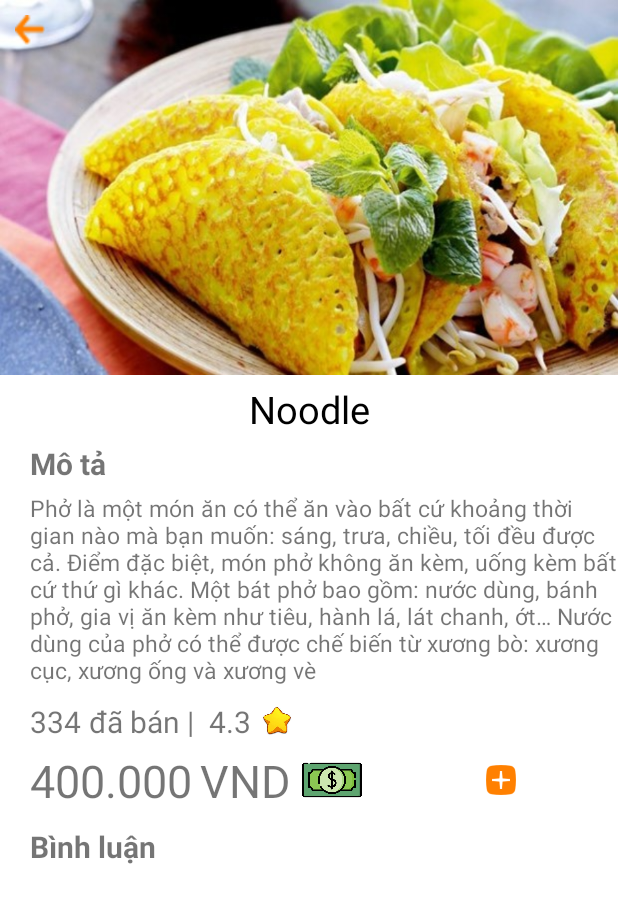
After one commit to nokiddig/AndroidJava_TastyFood, an Android app: the fragment productDetailFragment shown on its own in the app's theme, on a phone screen of 412 x 824 dp. The commit adds this screen. Shown: the top 903 px of the screen. Run offline under Robolectric (Android 15) with nearby library versions, the phone set to English and light mode, and no system bars; our stand-ins replace Firebase (no records; nobody signed in at launch, a user with empty details on screens opened directly).

Commit message:
Add modelView for productDetailFragment

```diff
--- /dev/null
+++ b/app/src/main/java/com/example/tastyfoods/mvvm/viewmodels/productD/productDetailFragment.java
@@ -0,0 +1,48 @@
+package com.example.tastyfoods.mvvm.viewmodels.productD;
+
+import android.os.Bundle;
+import android.view.LayoutInflater;
+import android.view.View;
+import android.view.ViewGroup;
+import android.widget.TextView;
+
+import androidx.fragment.app.Fragment;
+
+import com.example.tastyfoods.R;
+import com.google.android.gms.tasks.OnSuccessListener;
+import com.google.firebase.firestore.CollectionReference;
+import com.google.firebase.firestore.DocumentReference;
+import com.google.firebase.firestore.DocumentSnapshot;
+import com.google.firebase.firestore.FirebaseFirestore;
+
+public class productDetailFragment extends Fragment {
+    private  FirebaseFirestore db = FirebaseFirestore.getInstance();
+    private TextView foodName;
+    @Override
+    public View onCreateView(LayoutInflater inflater, ViewGroup container,
+                             Bundle savedInstanceState) {
+        View view = inflater.inflate(R.layout.fragment_product_detail, container, false);
+        foodName = view.findViewById(R.id.text_name);
+        getName();
+        return view;
+    }
+    public void getName(){
+        // Lấy collection "users"
+        CollectionReference usersRef = db.collection("food");
+
+    // Lấy document có id = "ABC123" trong collection "users"
+        DocumentReference docRef = usersRef.document("banhmi");
+
+    // Lấy dữ liệu của document
+        docRef.get().addOnSuccessListener(new OnSuccessListener<DocumentSnapshot>() {
+            @Override
+            public void onSuccess(DocumentSnapshot documentSnapshot) {
+                if (documentSnapshot.exists()) {
+                    // Lấy dữ liệu từ DocumentSnapshot
+                    String name = documentSnapshot.getString("name");
+                    foodName.setText(name);
+                }
+            }
+        });
+    }
+}
--- /dev/null
+++ b/app/src/main/res/layout/fragment_product_detail.xml
@@ -0,0 +1,129 @@
+<?xml version="1.0" encoding="utf-8"?>
+<RelativeLayout xmlns:android="http://schemas.android.com/apk/res/android"
+    xmlns:tools="http://schemas.android.com/tools"
+    android:layout_width="match_parent"
+    android:layout_height="match_parent"
+    android:id="@+id/product"
+    tools:context=".mvvm.viewmodels.productD.productDetailFragment">
+    <!-- TODO: Update blank fragment layout -->
+    <Button
+        android:id="@+id/btn_back"
+        android:layout_width="20dp"
+        android:layout_height="20dp"
+        android:background="@drawable/back"
+        android:layout_marginLeft="10dp"
+        android:layout_marginTop="10dp"/>
+    <LinearLayout
+        android:layout_width="match_parent"
+        android:layout_height="wrap_content"
+        android:orientation="vertical">
+        <ImageView
+            android:id="@+id/image"
+            android:layout_width="match_parent"
+            android:layout_height="250dp"
+            android:scaleType="fitXY"
+            android:src="@drawable/anh2"/>
+
+        <TextView
+            android:id="@+id/text_name"
+            android:layout_width="match_parent"
+            android:layout_height="wrap_content"
+            android:layout_marginTop="5dp"
+            android:text="@string/food_name"
+            android:gravity="center"
+            android:textColor="@color/black"
+            android:textSize="25dp" />
+        <TextView
+            android:layout_width="match_parent"
+            android:layout_height="wrap_content"
+            android:textSize="20dp"
+            android:layout_marginTop="5dp"
+            android:layout_marginLeft="20dp"
+            android:text="Mô tả"
+            android:textStyle="bold"/>
+        <TextView
+            android:id="@+id/text_describe"
+            android:layout_width="match_parent"
+            android:layout_height="wrap_content"
+            android:textSize="15dp"
+            android:layout_marginTop="5dp"
+            android:layout_marginLeft="20dp"
+            android:text="@string/describe" />
+        <LinearLayout
+            android:layout_width="match_parent"
+            android:layout_height="wrap_content"
+            android:layout_marginTop="10dp"
+            android:orientation="horizontal">
+            <TextView
+                android:id="@+id/text_sell"
+                android:layout_width="wrap_content"
+                android:layout_height="wrap_content"
+                android:textSize="20dp"
+                android:layout_marginLeft="20dp"
+                android:text="@string/shell"/>
+            <TextView
+                android:layout_width="wrap_content"
+                android:layout_height="wrap_content"
+                android:textSize="20dp"
+                android:layout_marginLeft="5dp"
+                android:text="đã bán |"/>
+            <TextView
+                android:layout_width="wrap_content"
+                android:layout_height="wrap_content"
+                android:textSize="20dp"
+                android:layout_marginLeft="10dp"
+                android:text="@string/notable"/>
+            <ImageView
+                android:layout_width="20dp"
+                android:layout_height="20dp"
+                android:layout_gravity="center"
+                android:layout_marginLeft="7dp"
+                android:src="@drawable/star"/>
+        </LinearLayout>
+        <LinearLayout
+        android:layout_width="match_parent"
+        android:layout_height="wrap_content"
+        android:layout_marginTop="5dp"
+        android:orientation="horizontal">
+            <TextView
+                android:id="@+id/text_money"
+                android:layout_width="wrap_content"
+                android:layout_height="wrap_content"
+                android:layout_marginLeft="20dp"
+                android:textSize="30dp"
+                android:text="@string/money"/>
+            <TextView
+                android:layout_width="wrap_content"
+                android:layout_height="wrap_content"
+                android:textSize="30dp"
+                android:layout_marginLeft="5dp"
+                android:text="VND"/>
+            <ImageView
+                android:layout_width="40dp"
+                android:layout_height="40dp"
+                android:layout_gravity="center"
+                android:layout_marginLeft="7dp"
+                android:src="@drawable/money"/>
+            <Button
+                android:id="@+id/btn_add"
+                android:layout_width="25dp"
+                android:layout_height="25dp"
+                android:layout_gravity="center"
+                android:layout_marginLeft="80dp"
+                android:background="@drawable/add" />
+        </LinearLayout>
+        <TextView
+            android:layout_width="match_parent"
+            android:layout_height="wrap_content"
+            android:textSize="20dp"
+            android:layout_marginTop="10dp"
+            android:layout_marginLeft="20dp"
+            android:text="Bình luận"
+            android:textStyle="bold"/>
+        <ListView
+            android:layout_width="wrap_content"
+            android:layout_height="wrap_content"
+            android:layout_marginTop="5dp"
+            android:layout_marginLeft="20dp"/>
+    </LinearLayout>
+</RelativeLayout>
--- a/app/src/main/res/values-night/themes.xml
+++ b/app/src/main/res/values-night/themes.xml
@@ -1,9 +1,9 @@
 <resources xmlns:tools="http://schemas.android.com/tools">
     <!-- Base application theme. -->
-    <style name="Theme.TastyFoods" parent="Theme.MaterialComponents.DayNight.DarkActionBar">
+    <style name="Theme.TastyFoods" parent="Theme.MaterialComponents.DayNight.NoActionBar">
         <!-- Primary brand color. -->
-        <item name="colorPrimary">@color/purple_200</item>
-        <item name="colorPrimaryVariant">@color/purple_700</item>
+        <item name="colorPrimary">@color/orange</item>
+        <item name="colorPrimaryVariant">@color/orange</item>
         <item name="colorOnPrimary">@color/black</item>
         <!-- Secondary brand color. -->
         <item name="colorSecondary">@color/teal_200</item>
--- a/app/src/main/res/values/colors.xml
+++ b/app/src/main/res/values/colors.xml
@@ -8,5 +8,8 @@
     <color name="black">#FF000000</color>
     <color name="white">#FFFFFFFF</color>
     <color name="drank_orange">#ff8000</color>
-    <color name="light_orange">#ffcc99</color>
+    <color name="orange">#FF8000</color>
+    <color name="light_orange">#FFCC99</color>
+    <color name="gray">#C0C0C0</color>
+    <color name="light_gray">#E0E0E0</color>
 </resources>
--- a/app/src/main/res/values/strings.xml
+++ b/app/src/main/res/values/strings.xml
@@ -1,3 +1,10 @@
 <resources>
     <string name="app_name">TastyFoods</string>
+    <string name="food_name">Noodle </string>
+    <string name="shell">334</string>
+    <string name="notable">4.3</string>
+    <string name="money">400.000</string>
+    <string name="describe">Phở là một món ăn có thể ăn vào bất cứ khoảng thời gian nào mà bạn muốn: sáng, trưa, chiều, tối đều được cả. Điểm đặc biệt, món phở không ăn kèm, uống kèm bất cứ thứ gì khác. Một bát phở bao gồm: nước dùng, bánh phở, gia vị ăn kèm như tiêu, hành lá, lát chanh, ớt… Nước dùng của phở có thể được chế biến từ xương bò: xương cục, xương ống và xương vè </string>
+    <!-- TODO: Remove or change this placeholder text -->
+    <string name="hello_blank_fragment">Hello blank fragment</string>
 </resources>
--- a/app/src/main/res/values/themes.xml
+++ b/app/src/main/res/values/themes.xml
@@ -1,9 +1,9 @@
 <resources xmlns:tools="http://schemas.android.com/tools">
     <!-- Base application theme. -->
-    <style name="Theme.TastyFoods" parent="Theme.MaterialComponents.DayNight.DarkActionBar">
+    <style name="Theme.TastyFoods" parent="Theme.MaterialComponents.DayNight.NoActionBar">
         <!-- Primary brand color. -->
-        <item name="colorPrimary">@color/purple_500</item>
-        <item name="colorPrimaryVariant">@color/purple_700</item>
+        <item name="colorPrimary">@color/orange</item>
+        <item name="colorPrimaryVariant">@color/orange</item>
         <item name="colorOnPrimary">@color/white</item>
         <!-- Secondary brand color. -->
         <item name="colorSecondary">@color/teal_200</item>
```
Also changed, not shown: app/src/main/res/drawable/add.png (added), app/src/main/res/drawable/anh.jpg (added), app/src/main/res/drawable/anh2.jpg (added), app/src/main/res/drawable/back.png (added), app/src/main/res/drawable/money.png (added), app/src/main/res/drawable/star.jpg (added).
